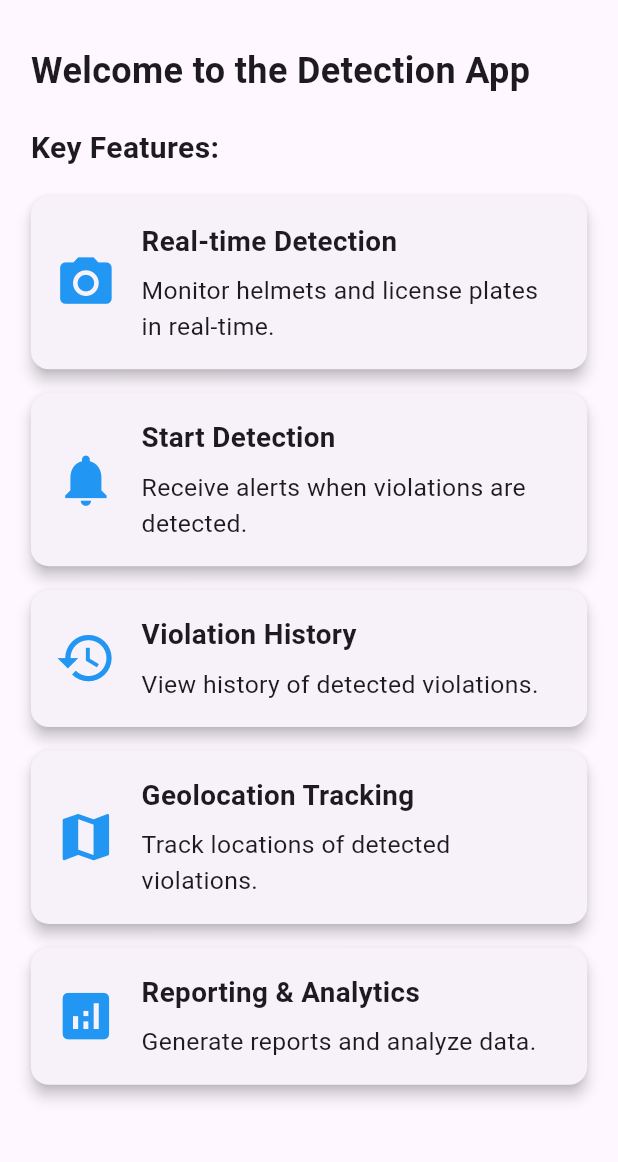
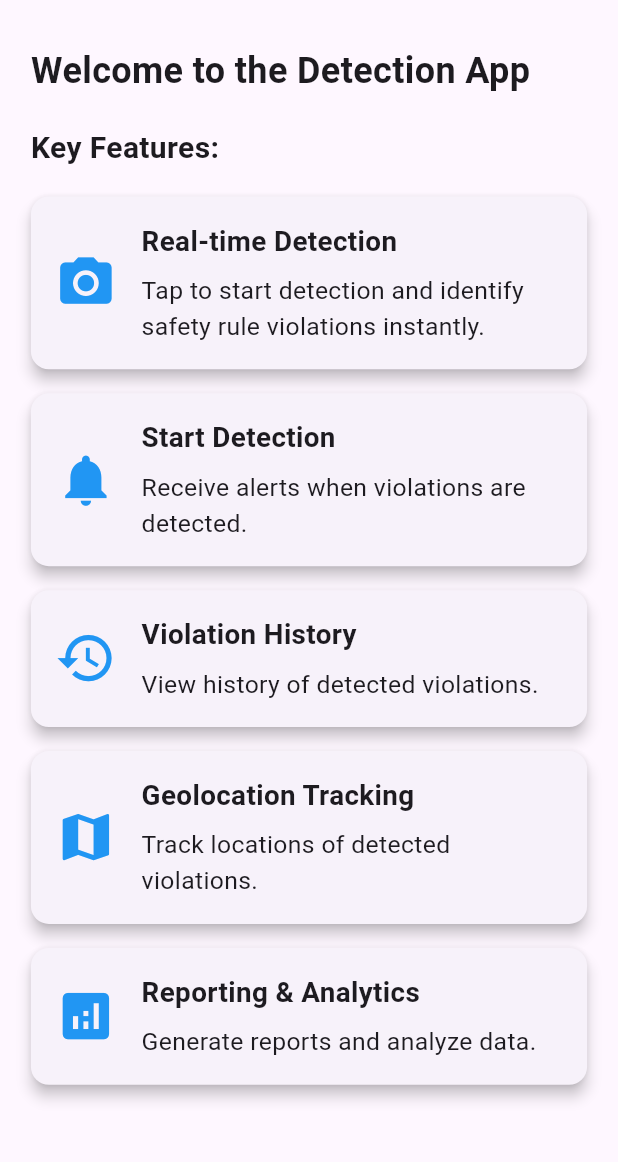
Before and after one commit to DiyaDineshC/HelmetLicensePlateRecognition, a Flutter app: the HomeScreen screen opened directly, on a phone screen of 412 x 824 dp, the part 63-1225 px from its top. Run offline on Flutter 3.47's test engine with Material 3 defaults, Android fonts, the phone set to English and light mode, and no system bars; our stand-ins replace camera, cloud_firestore, firebase_auth, firebase_core, firebase_storage, google_fonts and 2 more; missing offline and left inert: flutter_vision; accounts and stored records are empty; project files that could hold a hidden picture were left out.

Commit message:
Changes in homescreen

```diff
--- a/lib/HomeScreen/home_screen.dart
+++ b/lib/HomeScreen/home_screen.dart
@@ -5,8 +5,6 @@ import 'package:helmet_license/HomeScreen/imageUploadScreen.dart';
 
 
 class HomeScreen extends StatelessWidget {
-
-
 
   @override
   Widget build(BuildContext context) {
@@ -37,7 +35,7 @@ class HomeScreen extends StatelessWidget {
               icon: Icons.camera_alt,
               iconSize: featureCardIconSize,
               title: 'Real-time Detection',
-              description: 'Monitor helmets and license plates in real-time.',
+              description: 'Tap to start detection and identify safety rule violations instantly.',
               onTap: () async {
 
                       Navigator.push(
--- a/lib/main.dart
+++ b/lib/main.dart
@@ -1,7 +1,7 @@
 import 'package:cloud_firestore/cloud_firestore.dart';
 import 'package:firebase_core/firebase_core.dart';
 import 'package:flutter/material.dart';
-import 'package:helmet_license/HomeScreen/home_screen.dart';
+import 'package:helmet_license/Login&Auth/LoginPage.dart';
 
 void main() async {
   WidgetsFlutterBinding.ensureInitialized();  // Ensures the app is initialized
@@ -22,7 +22,7 @@ class MyApp extends StatelessWidget {
     return MaterialApp(
       title: 'Flutter Firebase',
       theme: ThemeData(primarySwatch: Colors.blue),
-      home:HomeScreen(),  // Your main app screen
+      home:LoginPage(),  // Your main app screen
     );
   }
 }
```
Also changed, not shown: 1 other file.
